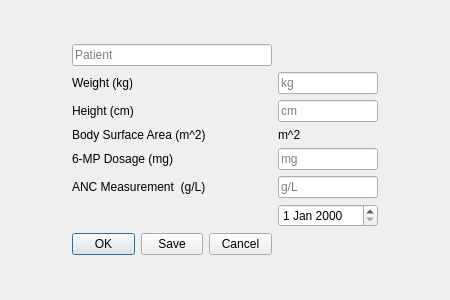
This is ui/patientInformationForm.ui in liu-allan/Leukemia-Treatment-Application as Qt 5 draws it before an edit. The edited form follows.
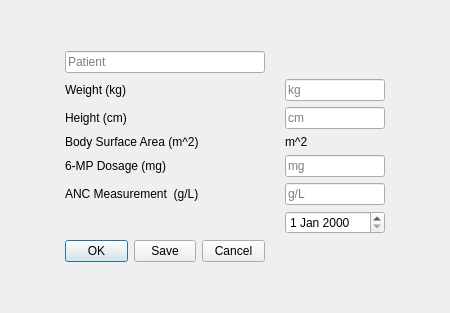
This is the edited form.

Commit message: Resize ui when window changes size

The edit to the form file:
```diff
--- a/ui/patientInformationForm.ui
+++ b/ui/patientInformationForm.ui
@@ -19,6 +19,9 @@
      <property name="orientation">
       <enum>Qt::Vertical</enum>
      </property>
+     <property name="sizeType">
+      <enum>QSizePolicy::Fixed</enum>
+     </property>
      <property name="sizeHint" stdset="0">
       <size>
        <width>20</width>
@@ -178,6 +181,9 @@
      <property name="orientation">
       <enum>Qt::Horizontal</enum>
      </property>
+     <property name="sizeType">
+      <enum>QSizePolicy::Fixed</enum>
+     </property>
      <property name="sizeHint" stdset="0">
       <size>
        <width>40</width>
@@ -191,6 +197,9 @@
      <property name="orientation">
       <enum>Qt::Horizontal</enum>
      </property>
+     <property name="sizeType">
+      <enum>QSizePolicy::Fixed</enum>
+     </property>
      <property name="sizeHint" stdset="0">
       <size>
        <width>40</width>
@@ -217,6 +226,9 @@
      <property name="orientation">
       <enum>Qt::Vertical</enum>
      </property>
+     <property name="sizeType">
+      <enum>QSizePolicy::Fixed</enum>
+     </property>
      <property name="sizeHint" stdset="0">
       <size>
        <width>20</width>
@@ -250,6 +262,12 @@
    </item>
    <item row="4" column="2">
     <widget class="QLabel" name="bodySurfaceAreaMeasurement">
+     <property name="sizePolicy">
+      <sizepolicy hsizetype="Preferred" vsizetype="Fixed">
+       <horstretch>0</horstretch>
+       <verstretch>0</verstretch>
+      </sizepolicy>
+     </property>
      <property name="text">
       <string>m^2</string>
      </property>
```
